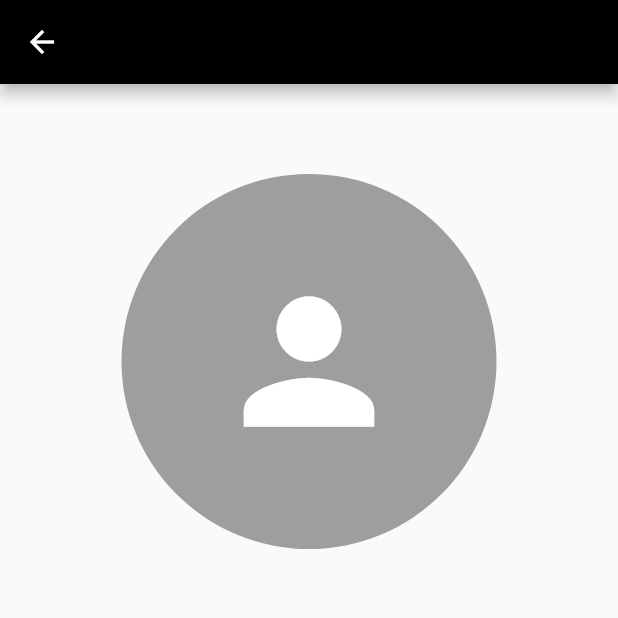
After one commit to tsounguc/anywhere_code_exercise, a Flutter app: the VerticalDetailPage screen opened by its route, on a phone screen of 412 x 824 dp, the top half of it. The commit adds this screen. Run offline on Flutter 3.47's test engine with Material 2 defaults, Android fonts, the phone set to English and light mode, and no system bars; our stand-ins replace bloc, dartz, equatable, flutter_bloc, get_it; network calls fail.

```diff
--- a/lib/core/services/characters_services/character_service.dart
+++ b/lib/core/services/characters_services/character_service.dart
@@ -10,7 +10,6 @@ abstract class CharactersApiServiceContract {
 class CharactersApiServiceImpl implements CharactersApiServiceContract {
   @override
   Future<Map<String, dynamic>> getCharacters(FlavorConfig config) async {
-    print("baseUrl: ${config.baseUrl}");
     final response = await http.get(Uri.parse(config.baseUrl!));
     if (response.statusCode == 200) {
       return json.decode(response.body) as Map<String, dynamic>;
--- a/lib/features/character_viewer/data/data_sources/characters_from_remote_data_source.dart
+++ b/lib/features/character_viewer/data/data_sources/characters_from_remote_data_source.dart
@@ -18,7 +18,6 @@ class CharactersFromRemoteDataSourceImpl implements CharactersFromRemoteDataSour
       Map<String, dynamic> data = await charactersApiServiceContract.getCharacters(config);
 
       List charactersData = data['RelatedTopics'];
-      print(charactersData.toString());
 
       List<Map<String, dynamic>> characterJsonObjectsList = [];
 
--- /dev/null
+++ b/lib/features/character_viewer/presentation/pages/components/vertical_detail_page.dart
@@ -0,0 +1,88 @@
+import 'package:anywhere_code_exercise/features/character_viewer/domain/entities/character_entity.dart';
+import 'package:flutter/material.dart';
+import 'package:flutter_bloc/flutter_bloc.dart';
+import '../../character_viewer_blac/character_viewer_bloc.dart';
+
+class VerticalDetailPage extends StatelessWidget {
+  static const String id = "/detailPage";
+  const VerticalDetailPage({
+    super.key,
+  });
+
+  @override
+  Widget build(BuildContext context) {
+    final argument = (ModalRoute.of(context)!.settings.arguments ?? <String, CharacterEntity>{})
+        as Map<String, CharacterEntity>;
+    final CharacterEntity? character = argument['character'];
+
+    return Scaffold(
+      appBar: AppBar(),
+      body: SingleChildScrollView(
+        child: Column(
+          mainAxisAlignment: MainAxisAlignment.start,
+          crossAxisAlignment: CrossAxisAlignment.center,
+          children: [
+            const SizedBox(
+              height: 60,
+            ),
+            SizedBox(
+              height: 250,
+              child: Center(
+                  child: character?.image.url != null && character!.image.url.isNotEmpty
+                      ? Image.network(
+                          "https://duckduckgo.com/${character.image.url}",
+                          height: 300,
+                          width: 300,
+                          fit: BoxFit.contain,
+                        )
+                      : CircleAvatar(
+                          radius: 150,
+                          backgroundColor: Colors.grey,
+                          // backgroundImage: character?.image.url != null && character!.image.url.isNotEmpty
+                          //     ? NetworkImage(
+                          //         "https://duckduckgo.com/${character.image.url}",
+                          //       )
+                          //     : null,
+                          child: character?.image.url != null && character!.image.url.isNotEmpty
+                              ? null
+                              : const Icon(
+                                  Icons.person,
+                                  size: 130,
+                                  color: Colors.white,
+                                ),
+                        )),
+            ),
+            const SizedBox(
+              height: 80,
+            ),
+            Padding(
+              padding: const EdgeInsets.only(left: 25.0),
+              child: Row(
+                mainAxisAlignment: MainAxisAlignment.start,
+                children: [
+                  Text(
+                    character?.title ?? "",
+                    style: const TextStyle(color: Colors.black, fontSize: 24, fontWeight: FontWeight.w600),
+                  )
+                ],
+              ),
+            ),
+            const SizedBox(
+              height: 10,
+            ),
+            Container(
+                margin: const EdgeInsets.all(25),
+                height: 150,
+                child: SingleChildScrollView(
+                  child: Text(character?.description ?? "",
+                      style: const TextStyle(
+                        color: Colors.black,
+                        fontSize: 18,
+                      )),
+                ))
+          ],
+        ),
+      ),
+    );
+  }
+}
--- a/lib/router/app_router.dart
+++ b/lib/router/app_router.dart
@@ -1,7 +1,7 @@
 import 'package:anywhere_code_exercise/features/character_viewer/presentation/pages/viewer_home.dart';
 import 'package:flutter/material.dart';
 
-import '../features/character_viewer/presentation/pages/detail_page.dart';
+import '../features/character_viewer/presentation/pages/components/vertical_detail_page.dart';
 
 class AppRouter {
   final String productFound = 'productdound';
@@ -13,8 +13,8 @@ class AppRouter {
     switch (settings.name) {
       case ViewerHome.id:
         return MaterialPageRoute(builder: (context) => const ViewerHome());
-      case DetailPage.id:
-        return MaterialPageRoute(settings: settings, builder: (context) => const DetailPage());
+      case VerticalDetailPage.id:
+        return MaterialPageRoute(settings: settings, builder: (context) => VerticalDetailPage());
       default:
         throw Exception('Route not found!');
     }
```
Also changed, not shown: lib/features/character_viewer/data/mappers/character_mapper.dart (+5 -2 lines), lib/features/character_viewer/presentation/pages/components/character_listview_widget.dart (added, +56 -0 lines), lib/features/character_viewer/presentation/pages/components/horizontal_detail_page.dart (added, +83 -0 lines), lib/features/character_viewer/presentation/pages/detail_page.dart (deleted, +0 -98 lines), lib/features/character_viewer/presentation/pages/viewer_home.dart (+39 -33 lines).
